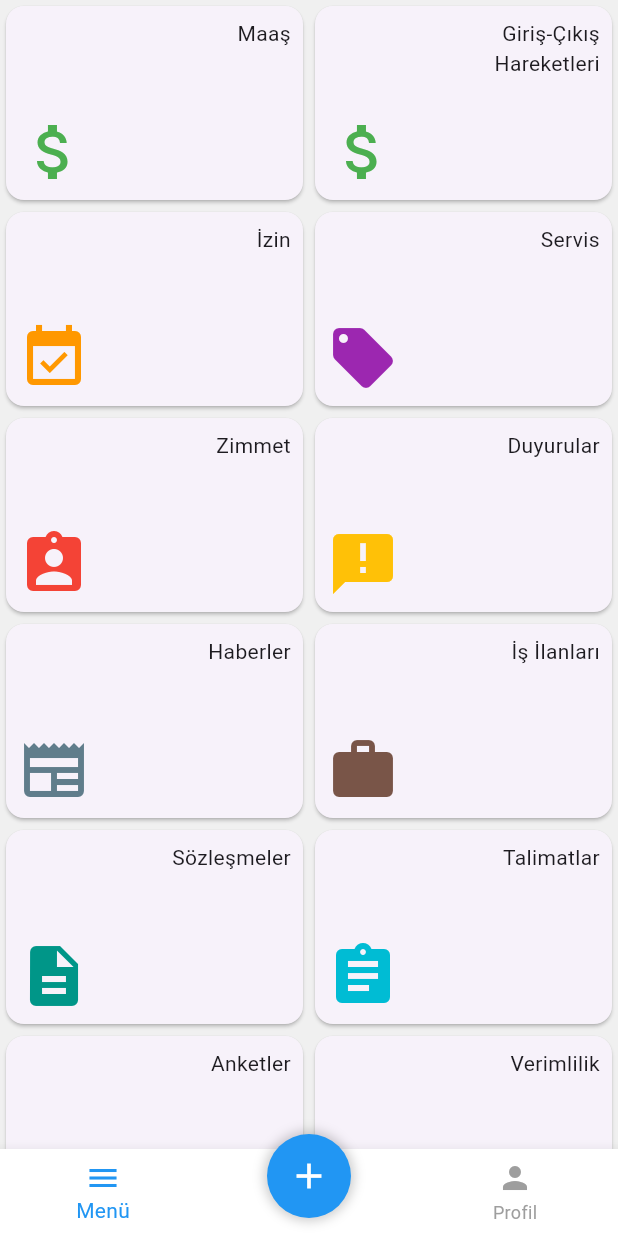
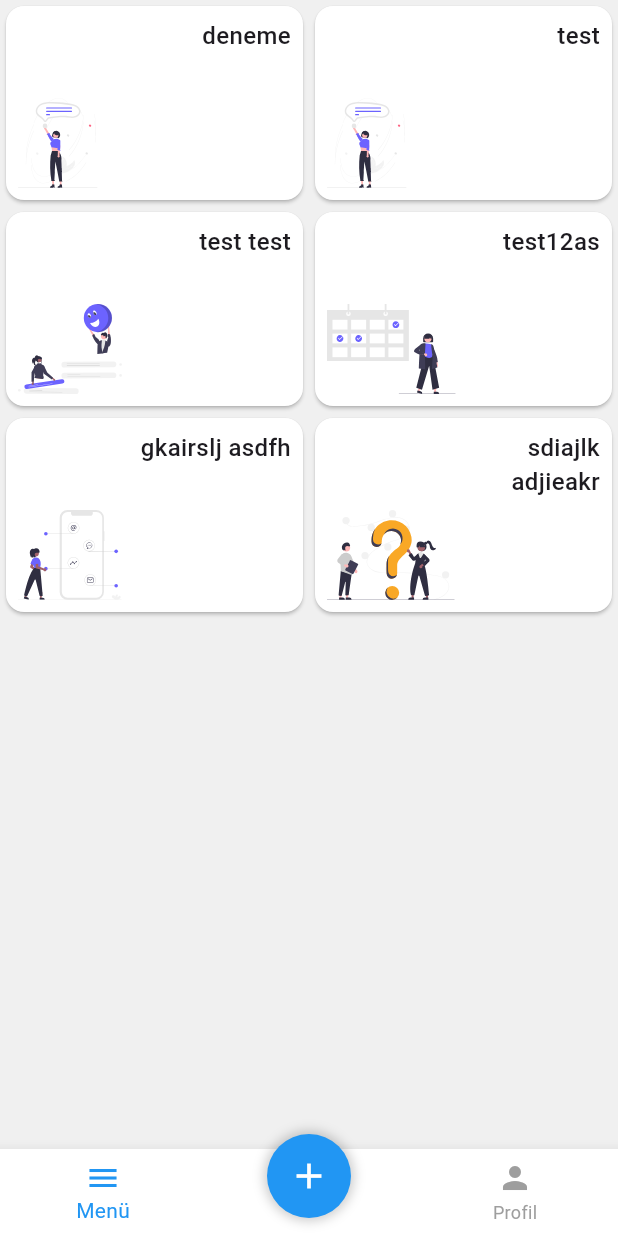
Before and after one commit to PenguBey/opak_mobile, a Flutter app: the screen it shows after launch, after a tap on "Efe Menu", on a phone screen of 412 x 824 dp. Run offline on Flutter 3.47's test engine with Material 3 defaults, Android fonts, the phone set to English and light mode, and no system bars; our stand-ins replace fl_chart, flutter_svg; network calls fail.

Commit message:
efe icon eklendi

```diff
--- a/lib/views/menu_view.dart
+++ b/lib/views/menu_view.dart
@@ -1,55 +1,32 @@
 import 'package:flutter/material.dart';
-import 'package:opak_mobile/widgets/basit_bilgistack_widget.dart';
+import 'package:opak_mobile/widgets/basit_bilgialan_wiget.dart';
 
+import '../constants/icon_con.dart';
 import '../widgets/bottomnavigation_bar_widget.dart';
 
 class MenuView extends StatelessWidget {
-  const MenuView({super.key});
+  MenuView({super.key});
+  var test = {
+    'deneme': IconCon.chat,
+    'test': IconCon.chat,
+    'test test': IconCon.onlineDiscussion,
+    'test12as': IconCon.onlineCalendar,
+    'gkairslj asdfh': IconCon.mobileMarketing,
+    'sdiajlk adjieakr': IconCon.questions,
+  };
 
   @override
   Widget build(BuildContext context) {
     return Scaffold(
-      body: GridView.count(
-        childAspectRatio: 1.5,
-        crossAxisCount: 2,
-        children: const [
-          BasitBilgistackWidget(
-              icon: Icons.attach_money, color: Colors.green, title: 'Maaş'),
-          BasitBilgistackWidget(
-              icon: Icons.attach_money,
-              color: Colors.green,
-              title: 'Giriş-Çıkış\nHareketleri'),
-          BasitBilgistackWidget(
-              icon: Icons.event_available, color: Colors.orange, title: 'İzin'),
-          BasitBilgistackWidget(
-              icon: Icons.local_offer, color: Colors.purple, title: 'Servis'),
-          BasitBilgistackWidget(
-              icon: Icons.assignment_ind, color: Colors.red, title: 'Zimmet'),
-          BasitBilgistackWidget(
-              icon: Icons.announcement,
-              color: Colors.amber,
-              title: 'Duyurular'),
-          BasitBilgistackWidget(
-              icon: Icons.newspaper, color: Colors.blueGrey, title: 'Haberler'),
-          BasitBilgistackWidget(
-              icon: Icons.work, color: Colors.brown, title: 'İş İlanları'),
-          BasitBilgistackWidget(
-              icon: Icons.description,
-              color: Colors.teal,
-              title: 'Sözleşmeler'),
-          BasitBilgistackWidget(
-              icon: Icons.assignment, color: Colors.cyan, title: 'Talimatlar'),
-          BasitBilgistackWidget(
-              icon: Icons.poll, color: Colors.deepPurple, title: 'Anketler'),
-          BasitBilgistackWidget(
-              icon: Icons.assessment,
-              color: Colors.lightBlue,
-              title: 'Verimlilik'),
-          BasitBilgistackWidget(
-              icon: Icons.feedback,
-              color: Colors.pink,
-              title: 'Öneri\nŞikayet'),
-        ],
+      body: GridView.builder(
+        itemCount: test.length,
+        gridDelegate: const SliverGridDelegateWithFixedCrossAxisCount(
+            crossAxisCount: 2, childAspectRatio: 1.5),
+        itemBuilder: (context, index) {
+          return BasitBilgialanWiget(
+              string: test.keys.elementAt(index),
+              iconData: test.values.elementAt(index));
+        },
       ),
       bottomNavigationBar: const BottomnavigationBarWidget(),
     );
--- a/lib/views/navigation_view.dart
+++ b/lib/views/navigation_view.dart
@@ -61,7 +61,7 @@ class NavigationView extends StatelessWidget {
                   context,
                   MaterialPageRoute(
                     builder: (context) {
-                      return const MenuView();
+                      return MenuView();
                     },
                   ),
                 );
@@ -74,7 +74,7 @@ class NavigationView extends StatelessWidget {
                   context,
                   MaterialPageRoute(
                     builder: (context) {
-                      return const ProfilView();
+                      return ProfilView();
                     },
                   ),
                 );
```
Also changed, not shown: lib/views/profil_view.dart (+19 -19 lines).
